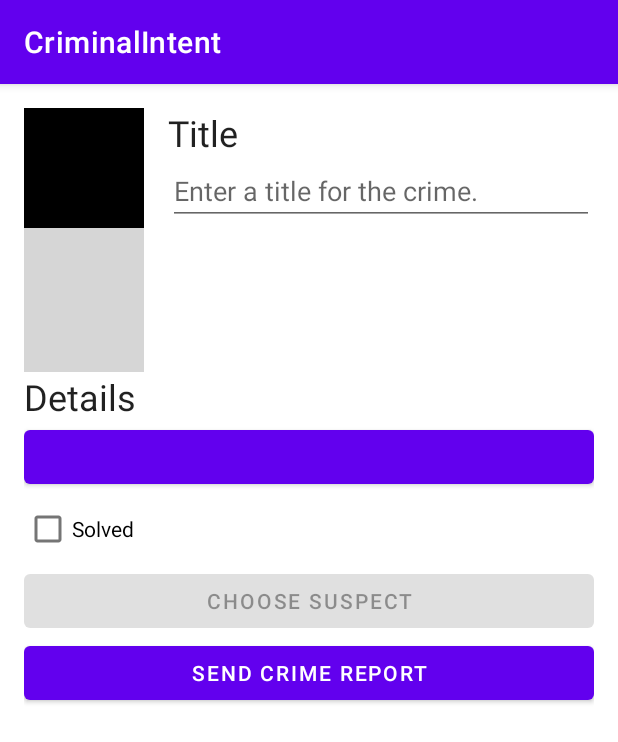
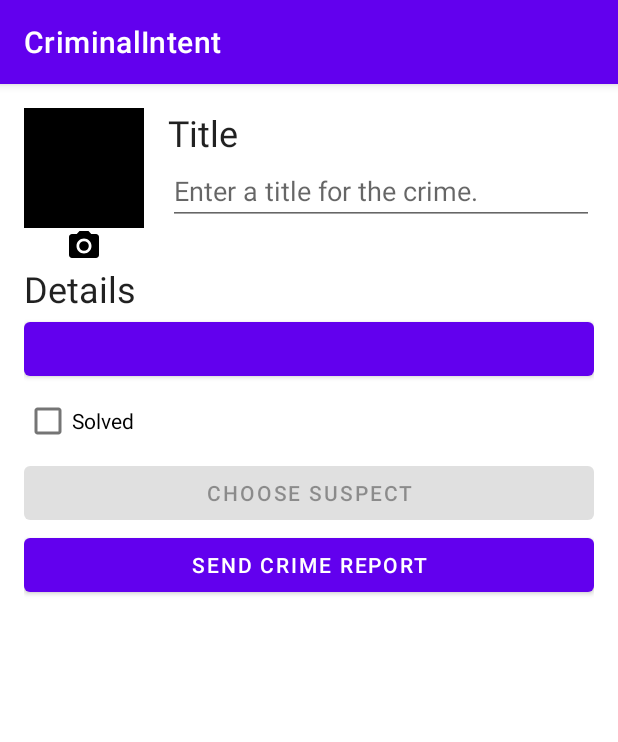
Before and after one commit to britanyflores/CriminalIntent, an Android app: the fragment CrimeDetailFragment placed in its activity, on a phone screen of 412 x 824 dp. Shown: the top 742 px of the screen. Run offline under Robolectric (Android 15) with nearby library versions, the phone set to English and light mode, and no system bars; our stand-ins replace Room's generated code; 6 statements that could not run were skipped; grey boxes are pictures that could not be loaded.

```diff
--- /dev/null
+++ b/app/src/main/res/drawable/ic_camera.xml
@@ -0,0 +1,6 @@
+<vector android:height="24dp" android:tint="#000000"
+    android:viewportHeight="24" android:viewportWidth="24"
+    android:width="24dp" xmlns:android="http://schemas.android.com/apk/res/android">
+    <path android:fillColor="@android:color/white" android:pathData="M12,12m-3.2,0a3.2,3.2 0,1 1,6.4 0a3.2,3.2 0,1 1,-6.4 0"/>
+    <path android:fillColor="@android:color/white" android:pathData="M9,2L7.17,4L4,4c-1.1,0 -2,0.9 -2,2v12c0,1.1 0.9,2 2,2h16c1.1,0 2,-0.9 2,-2L22,6c0,-1.1 -0.9,-2 -2,-2h-3.17L15,2L9,2zM12,17c-2.76,0 -5,-2.24 -5,-5s2.24,-5 5,-5 5,2.24 5,5 -2.24,5 -5,5z"/>
+</vector>
--- /dev/null
+++ b/app/src/main/res/drawable/ic_menu_add.xml
@@ -0,0 +1,5 @@
+<vector android:height="24dp" android:tint="#000000"
+    android:viewportHeight="24" android:viewportWidth="24"
+    android:width="24dp" xmlns:android="http://schemas.android.com/apk/res/android">
+    <path android:fillColor="@android:color/white" android:pathData="M19,13h-6v6h-2v-6H5v-2h6V5h2v6h6v2z"/>
+</vector>
--- /dev/null
+++ b/app/src/main/res/menu/fragment_crime_list.xml
@@ -0,0 +1,10 @@
+<?xml version="1.0" encoding="utf-8"?>
+<menu xmlns:android="http://schemas.android.com/apk/res/android"
+    xmlns:app="http://schemas.android.com/apk/res-auto">
+    <item
+        android:id="@+id/new_crime"
+        android:icon="@drawable/ic_menu_add"
+        android:title="@string/new_crime"
+        app:showAsAction="ifRoom|withText"/>
+
+</menu>
--- /dev/null
+++ b/app/src/main/res/xml/files.xml
@@ -0,0 +1,6 @@
+<?xml version="1.0" encoding="utf-8"?>
+<paths>
+    <files-path
+        name="crime_photos"
+        path="."/>
+</paths>
```
Also changed, not shown: app/src/main/java/com/bignerdranch/android/criminalintent/DatePickerFragment.kt (+5 -4 lines), app/src/main/java/com/bignerdranch/android/criminalintent/PictureUtils.kt (added, +32 -0 lines).
